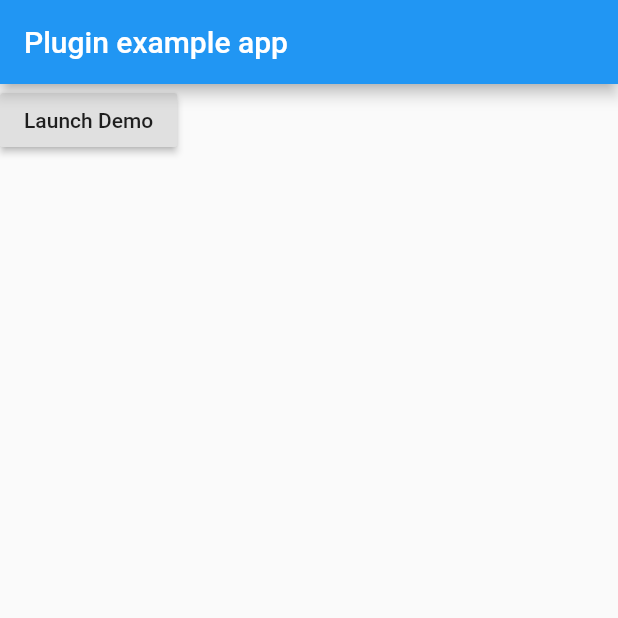
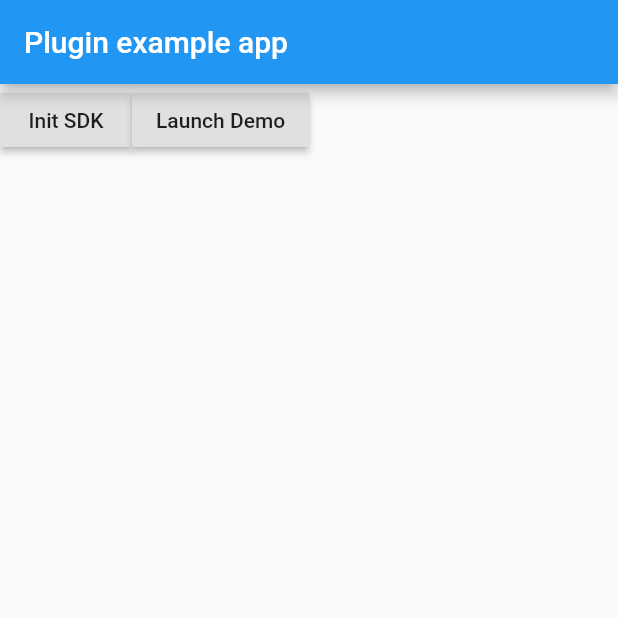
Before and after one commit to crabfang/flutter_ad_hub, a Flutter app: the screen it shows after launch, on a phone screen of 412 x 824 dp, the top half of it. Run offline on Flutter 3.47's test engine with Material 2 defaults, Android fonts, the phone set to English and light mode, and no system bars.

```diff
--- a/example/lib/main.dart
+++ b/example/lib/main.dart
@@ -12,13 +12,21 @@ void main() {
 class MyApp extends StatelessWidget {
   @override
   Widget build(BuildContext context) {
-    AdHubPlugin.init("20159", "20160");
+
     return MaterialApp(
         home: Scaffold(
           appBar: AppBar(
               title: const Text('Plugin example app'),
           ),
-          body: new RaisedButton(
+          body: Row(
+            children: [
+              new RaisedButton(
+                child: new Text('Init SDK'),
+                onPressed: () {
+                  AdHubPlugin.init("20159", "20160");
+                },
+              ),
+              new RaisedButton(
                 child: new Text('Launch Demo'),
                 onPressed: () {
                   Navigator.push(
@@ -27,6 +35,8 @@ class MyApp extends StatelessWidget {
                   );
                 },
               ),
+            ],
+          )
         ),
     );
   }
```
Also changed, not shown: 1 other file. Lines whose indentation alone changed are shown as unchanged.
